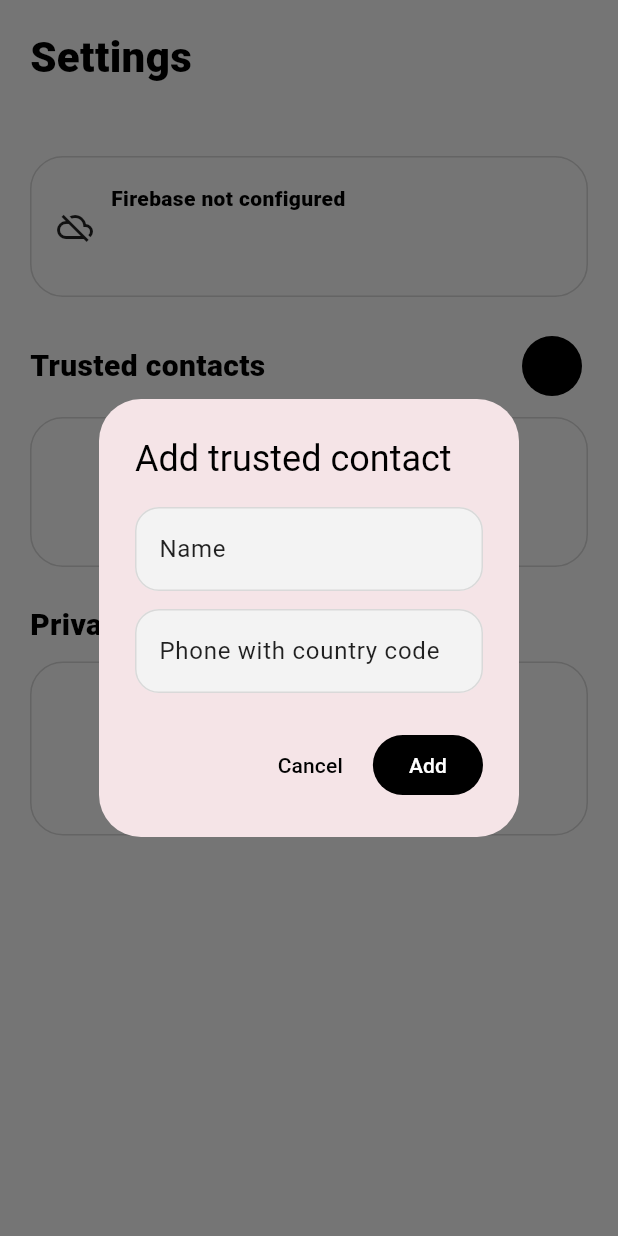
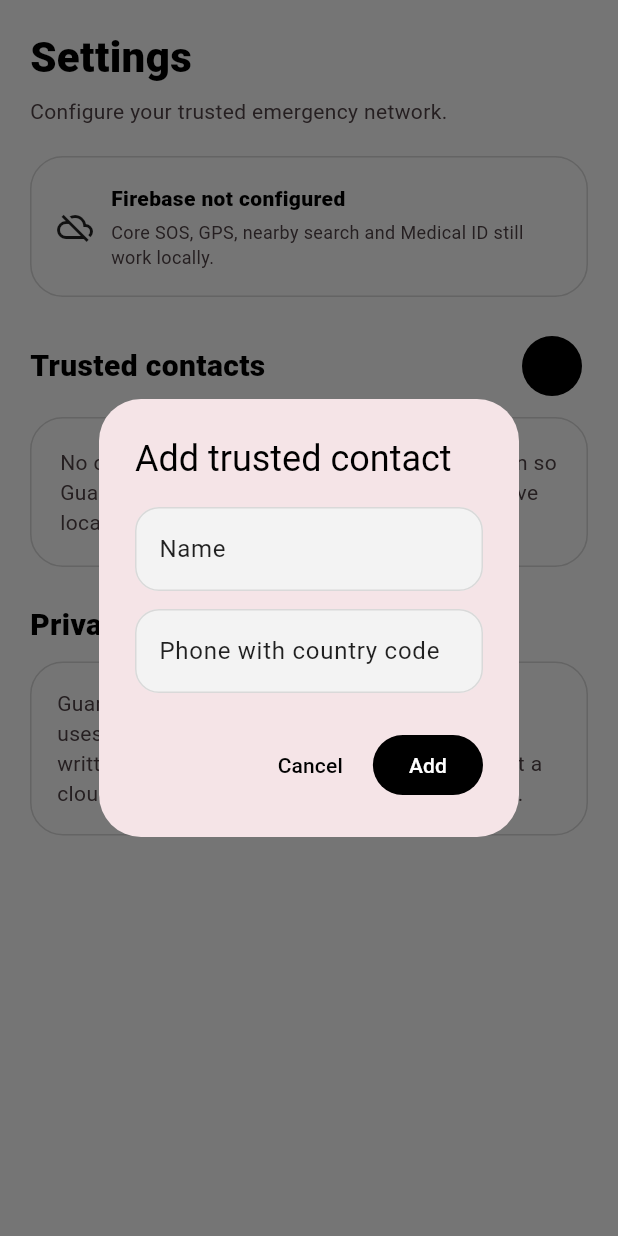
Before and after one commit to VISHNUVS-1315/GuardianX, a Flutter app: the SettingsScreen widget shown alone on an empty page, opened directly, after a tap on the "add" icon, on a phone screen of 412 x 824 dp. Run offline on Flutter 3.47's test engine with Material 3 defaults, Android fonts, the phone set to English and light mode, and no system bars; our stand-ins replace cloud_firestore, file_picker, firebase_auth, firebase_core, firebase_storage, flutter_secure_storage and 3 more; accounts and stored records are empty; statements that could not run were skipped.

Commit message:
Make settings screen theme-aware

```diff
--- a/lib/screens/settings_screen.dart
+++ b/lib/screens/settings_screen.dart
@@ -5,7 +5,7 @@ import '../models/emergency_contact.dart';
 import '../services/local_store.dart';
 
 class SettingsScreen extends StatefulWidget {
-  const SettingsScreen({super.key});
+  SettingsScreen({super.key});
 
   @override
   State<SettingsScreen> createState() => _SettingsScreenState();
@@ -36,20 +36,20 @@ class _SettingsScreenState extends State<SettingsScreen>
     final result = await showDialog<EmergencyContact>(
       context: context,
       builder: (dialogContext) => AlertDialog(
-        title: const Text('Add trusted contact'),
+        title: Text('Add trusted contact'),
         content: Column(
           mainAxisSize: MainAxisSize.min,
           children: [
             TextField(
               controller: name,
               textCapitalization: TextCapitalization.words,
-              decoration: const InputDecoration(labelText: 'Name'),
+              decoration: InputDecoration(labelText: 'Name'),
             ),
-            const SizedBox(height: 12),
+            SizedBox(height: 12),
             TextField(
               controller: phone,
               keyboardType: TextInputType.phone,
-              decoration: const InputDecoration(
+              decoration: InputDecoration(
                 labelText: 'Phone with country code',
                 hintText: '+91xxxxxxxxxx',
               ),
@@ -59,7 +59,7 @@ class _SettingsScreenState extends State<SettingsScreen>
         actions: [
           TextButton(
             onPressed: () => Navigator.pop(dialogContext),
-            child: const Text('Cancel'),
+            child: Text('Cancel'),
           ),
           FilledButton(
             onPressed: () {
@@ -71,7 +71,7 @@ class _SettingsScreenState extends State<SettingsScreen>
                 EmergencyContact(name: cleanName, phone: cleanPhone),
               );
             },
-            child: const Text('Add'),
+            child: Text('Add'),
           ),
         ],
       ),
@@ -98,21 +98,21 @@ class _SettingsScreenState extends State<SettingsScreen>
 
     return SafeArea(
       child: ListView(
-        padding: const EdgeInsets.fromLTRB(20, 18, 20, 110),
+        padding: EdgeInsets.fromLTRB(20, 18, 20, 110),
         children: [
-          const Text(
+          Text(
             'Settings',
             style: TextStyle(fontSize: 28, fontWeight: FontWeight.w900),
           ),
-          const SizedBox(height: 6),
-          const Text(
+          SizedBox(height: 6),
+          Text(
             'Configure your trusted emergency network.',
-            style: TextStyle(color: Colors.white60),
+            style: TextStyle(color: Theme.of(context).colorScheme.onSurfaceVariant),
           ),
-          const SizedBox(height: 20),
+          SizedBox(height: 20),
           Card(
             child: Padding(
-              padding: const EdgeInsets.all(18),
+              padding: EdgeInsets.all(18),
               child: Row(
                 children: [
                   Icon(
@@ -120,7 +120,7 @@ class _SettingsScreenState extends State<SettingsScreen>
                         ? Icons.cloud_done
                         : Icons.cloud_off_outlined,
                   ),
-                  const SizedBox(width: 12),
+                  SizedBox(width: 12),
                   Expanded(
                     child: Column(
                       crossAxisAlignment: CrossAxisAlignment.start,
@@ -129,16 +129,16 @@ class _SettingsScreenState extends State<SettingsScreen>
                           FirebaseRuntime.isReady
                               ? 'Firebase connected'
                               : 'Firebase not configured',
-                          style: const TextStyle(fontWeight: FontWeight.w800),
+                          style: TextStyle(fontWeight: FontWeight.w800),
                         ),
-                        const SizedBox(height: 4),
+                        SizedBox(height: 4),
                         Text(
                           FirebaseRuntime.isReady
                               ? 'Anonymous auth + Firestore live sync enabled.'
                               : 'Core SOS, GPS, nearby search and Medical ID '
                                   'still work locally.',
-                          style: const TextStyle(
-                            color: Colors.white60,
+                          style: TextStyle(
+                            color: Theme.of(context).colorScheme.onSurfaceVariant,
                             fontSize: 12,
                           ),
                         ),
@@ -149,10 +149,10 @@ class _SettingsScreenState extends State<SettingsScreen>
               ),
             ),
           ),
-          const SizedBox(height: 22),
+          SizedBox(height: 22),
           Row(
             children: [
-              const Expanded(
+              Expanded(
                 child: Text(
                   'Trusted contacts',
                   style: TextStyle(fontSize: 20, fontWeight: FontWeight.w900),
@@ -160,28 +160,28 @@ class _SettingsScreenState extends State<SettingsScreen>
               ),
               IconButton.filled(
                 onPressed: _addContact,
-                icon: const Icon(Icons.add),
+                icon: Icon(Icons.add),
               ),
             ],
           ),
-          const SizedBox(height: 10),
+          SizedBox(height: 10),
           if (_contacts.isEmpty)
-            const Card(
+            Card(
               child: Padding(
                 padding: EdgeInsets.all(20),
                 child: Text(
                   'No contacts yet. Add at least one trusted person so '
                   'GuardianX can prepare an SOS SMS with your live location.',
-                  style: TextStyle(color: Colors.white60),
+                  style: TextStyle(color: Theme.of(context).colorScheme.onSurfaceVariant),
                 ),
               ),
             ),
           for (var i = 0; i < _contacts.length; i++) ...[
             Card(
               child: ListTile(
-                leading: const CircleAvatar(
-                  backgroundColor: Colors.white,
-                  foregroundColor: Colors.black,
+                leading: CircleAvatar(
+                  backgroundColor: Theme.of(context).colorScheme.primary,
+                  foregroundColor: Theme.of(context).colorScheme.onPrimary,
                   child: Icon(Icons.person),
                 ),
                 title: Text(_contacts[i].name),
@@ -189,19 +189,19 @@ class _SettingsScreenState extends State<SettingsScreen>
                 trailing: IconButton(
                   tooltip: 'Remove',
                   onPressed: () => _remove(i),
-                  icon: const Icon(Icons.delete_outline),
+                  icon: Icon(Icons.delete_outline),
                 ),
               ),
             ),
-            const SizedBox(height: 10),
+            SizedBox(height: 10),
           ],
-          const SizedBox(height: 24),
-          const Text(
+          SizedBox(height: 24),
+          Text(
             'Privacy',
             style: TextStyle(fontSize: 20, fontWeight: FontWeight.w900),
           ),
-          const SizedBox(height: 10),
-          const Card(
+          SizedBox(height: 10),
+          Card(
             child: Padding(
               padding: EdgeInsets.all(18),
               child: Text(
@@ -209,7 +209,7 @@ class _SettingsScreenState extends State<SettingsScreen>
                 'encrypted device storage. Live location is written to '
                 'Firestore only when you explicitly start a cloud safety '
                 'session and Firebase is configured.',
-                style: TextStyle(color: Colors.white70, height: 1.45),
+                style: TextStyle(color: Theme.of(context).colorScheme.onSurfaceVariant, height: 1.45),
               ),
             ),
           ),
```
